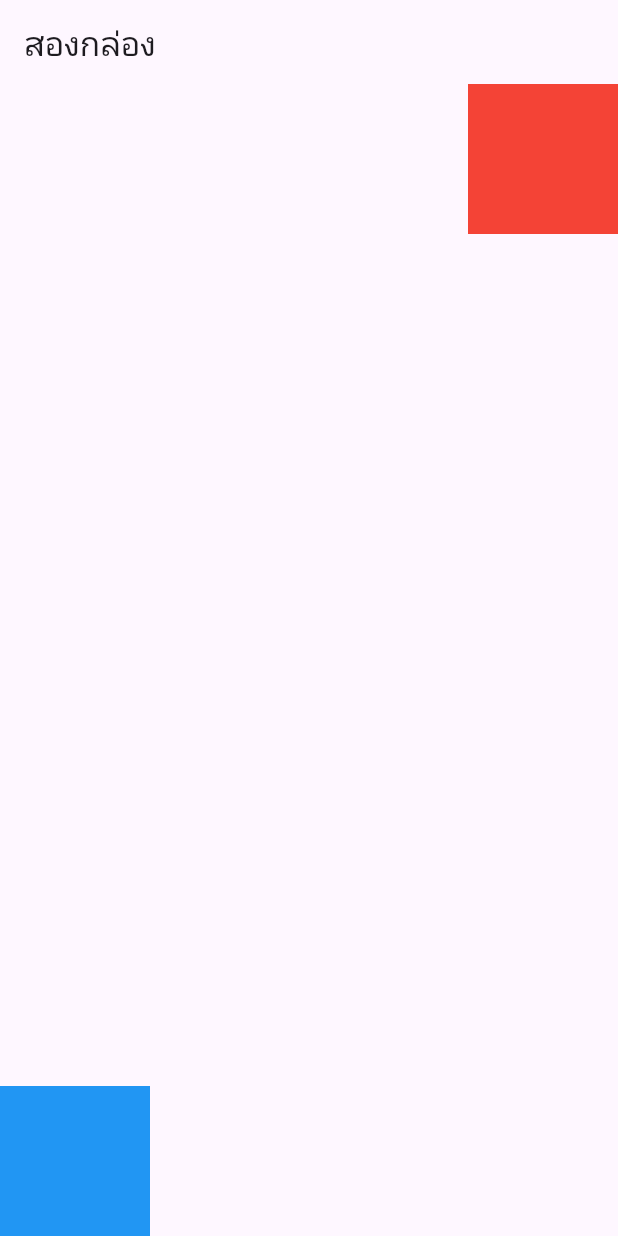
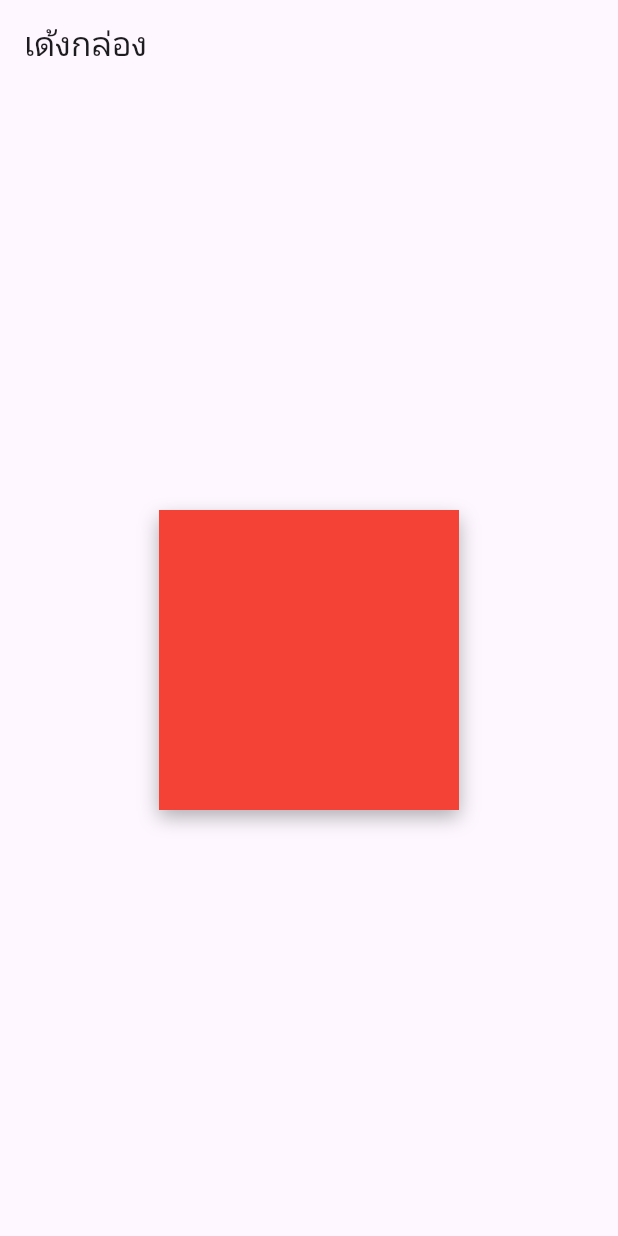
Before and after one commit to tiwpeter/Qr-CodeProject, a Flutter app: the screen it shows after launch, on a phone screen of 412 x 824 dp. Run offline on Flutter 3.47's test engine with Material 3 defaults, Android fonts, the phone set to English and light mode, and no system bars; our stand-ins replace fl_chart, image_picker, lottie, sqflite; missing offline and left inert: google_ml_kit; accounts and stored records are empty.

Commit message:
Shrink-and-bounce

```diff
--- a/lib/main.dart
+++ b/lib/main.dart
@@ -8,65 +8,49 @@ class MyApp extends StatelessWidget {
   @override
   Widget build(BuildContext context) {
     return MaterialApp(
-      home: AnimatedSwitcherExample(),
+      home: Scaffold(
+        appBar: AppBar(title: Text('เด้งกล่อง')),
+        body: BouncingBoxExample(),
+      ),
     );
   }
 }
 
-class AnimatedSwitcherExample extends StatefulWidget {
+class BouncingBoxExample extends StatefulWidget {
   @override
-  _AnimatedSwitcherExampleState createState() =>
-      _AnimatedSwitcherExampleState();
+  _BouncingBoxExampleState createState() => _BouncingBoxExampleState();
 }
 
-class _AnimatedSwitcherExampleState extends State<AnimatedSwitcherExample> {
-  bool _showRedBox = true;
+class _BouncingBoxExampleState extends State<BouncingBoxExample> {
+  bool _isSmall = false;
 
-  void _toggleBox() {
+  void _toggleSize() {
     setState(() {
-      _showRedBox = !_showRedBox;
+      _isSmall = !_isSmall;
     });
   }
 
   @override
   Widget build(BuildContext context) {
-    return Scaffold(
-      appBar: AppBar(title: Text('สองกล่อง')),
-      body: GestureDetector(
-        onTap: _toggleBox,
-        child: Stack(
-          children: [
-            AnimatedPositioned(
-              duration: Duration(seconds: 1),
-              top: _showRedBox ? 0 : 460, // starting position
-              right: _showRedBox ? 0 : 100, // starting position
-
-              child: AnimatedSwitcher(
-                duration: Duration(milliseconds: 500),
-                child: _showRedBox
-                    ? Container(
-                        key: ValueKey('RedBox'),
-                        width: 100,
-                        height: 100,
-                        color: Colors.red, // กล่องแดง
-                      )
-                    : Container(
-                        key: ValueKey('BlueBox'),
-                        width: 100,
-                        height: 100,
-                        color: Colors.blue, // กล่องฟ้า
-                      ),
+    return Center(
+      child: GestureDetector(
+        onTap: _toggleSize,
+        child: AnimatedContainer(
+          duration: Duration(milliseconds: 500),
+          width: _isSmall ? 100 : 200, // ขนาดกล่อง
+          height: _isSmall ? 100 : 200,
+          decoration: BoxDecoration(
+            color: Colors.red,
+            borderRadius: BorderRadius.circular(_isSmall ? 10 : 0),
+            boxShadow: [
+              BoxShadow(
+                color: Colors.black.withOpacity(0.3),
+                blurRadius: _isSmall ? 0 : 10,
+                offset: Offset(0, _isSmall ? 0 : 5),
               ),
-            ),
-            Align(
-              alignment: Alignment.bottomLeft,
-              child: Container(
-                width: 100,
-                height: 100,
-                color: Colors.blue, // กล่องฟ้า
-              ),
-            ),
-          ],
+            ],
+          ),
+          curve: Curves.bounceInOut, // เอฟเฟกต์เด้ง
         ),
       ),
     );
--- a/pubspec.yaml
+++ b/pubspec.yaml
@@ -64,3 +64,4 @@ flutter:
     - assets/icon/up-arrowStock.png
 
     - assets/icon/preferences.png
+    - assets/ani/Animation.json
```
Also changed, not shown: assets/ani/Animation.json (added, +1 -0 lines).
